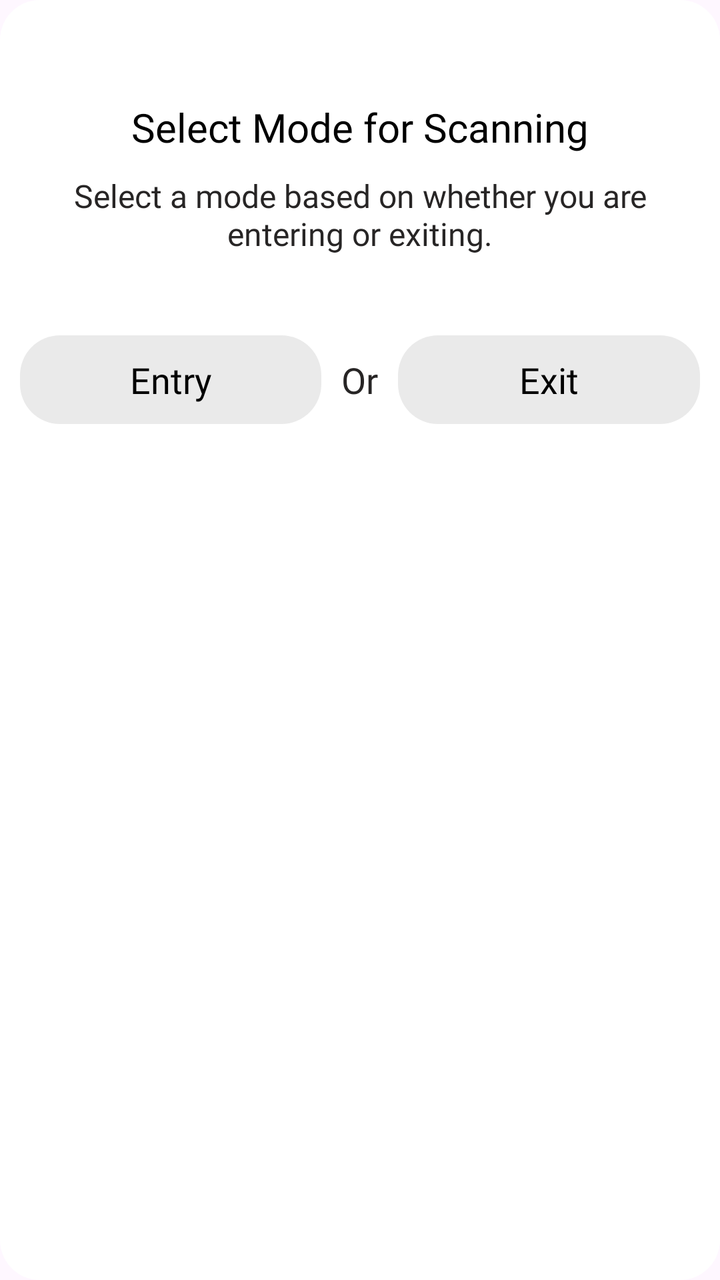
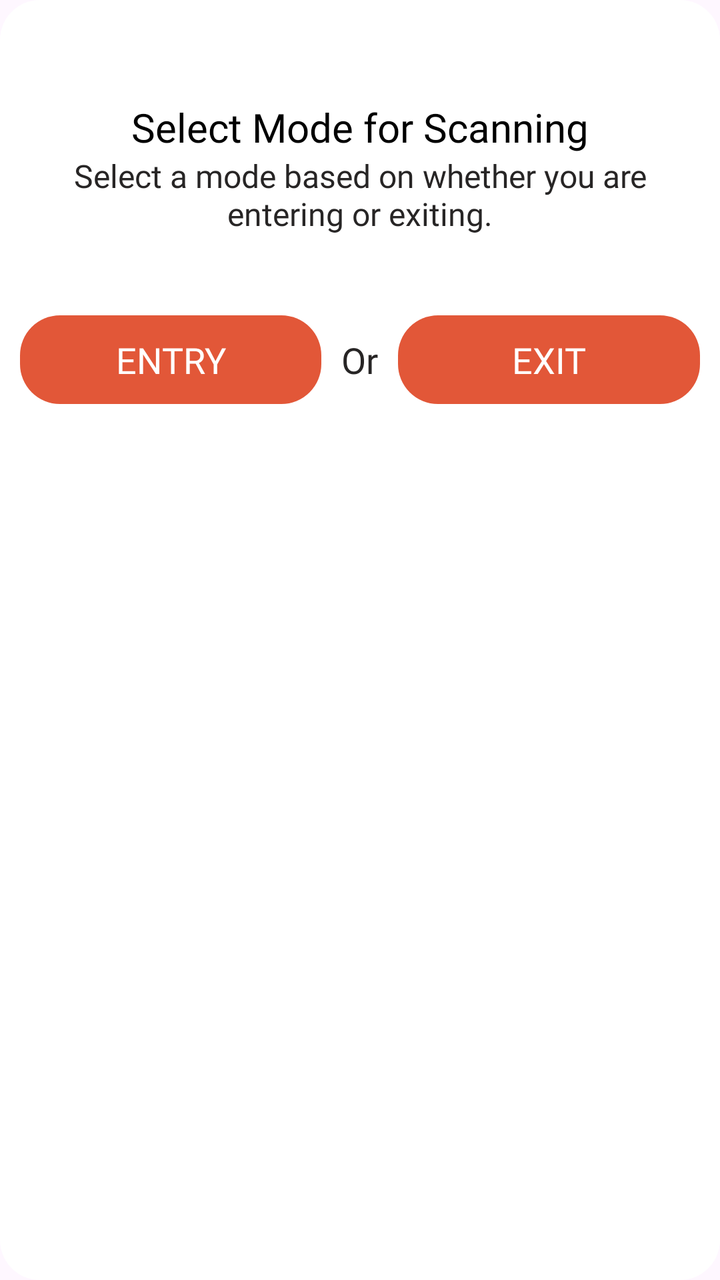

An Android layout rendered at two revisions. The XML below is the earlier revision; the diff shows what the commit changed to produce the second picture.
<!-- AndroidManifest.xml: application theme Theme.LSPalmAttendance -->
<!-- res/layout/entry_type_dialog.xml -->
<?xml version="1.0" encoding="utf-8"?>
<androidx.constraintlayout.widget.ConstraintLayout xmlns:android="http://schemas.android.com/apk/res/android"
    xmlns:app="http://schemas.android.com/apk/res-auto"
    android:layout_width="match_parent"
    android:layout_height="wrap_content"
    android:background="@drawable/bg_white_20"
    android:orientation="vertical"
    android:padding="10dp">

    <LinearLayout
        android:layout_width="match_parent"
        android:layout_height="match_parent"
        android:orientation="vertical"
        app:layout_constraintBottom_toBottomOf="parent"
        app:layout_constraintEnd_toEndOf="parent"
        app:layout_constraintStart_toStartOf="parent"
        app:layout_constraintTop_toTopOf="parent">

        <TextView
            android:layout_width="match_parent"
            android:layout_height="wrap_content"
            android:layout_marginTop="40dp"
            android:fontFamily="@font/montserrat_semi_bold"
            android:gravity="center"
            android:text="@string/select_mode_for_scanning_title"
            android:textColor="@color/black"
            android:textSize="20sp" />

        <TextView
            android:layout_width="match_parent"
            android:layout_height="wrap_content"
            android:layout_marginTop="10dp"
            android:fontFamily="@font/montserrat_regular"
            android:gravity="center"
            android:text="@string/select_mode_for_scanning_desc"
            android:textColor="@color/light_black"
            android:textSize="16sp" />

        <LinearLayout
            android:layout_width="match_parent"
            android:layout_height="wrap_content"
            android:layout_marginTop="40dp"
            android:gravity="center"
            android:orientation="horizontal">

            <TextView
                android:id="@+id/tvEntry"
                android:layout_width="0dp"
                android:layout_height="wrap_content"
                android:layout_weight="1"
                android:background="@drawable/ripple_effect_gray_20"
                android:fontFamily="@font/montserrat_semi_bold"
                android:gravity="center"
                android:padding="10dp"
                android:text="@string/entry"
                android:textColor="@color/black"
                android:textSize="18sp" />

            <TextView
                android:layout_width="wrap_content"
                android:layout_height="wrap_content"
                android:layout_margin="10dp"
                android:fontFamily="@font/montserrat_regular"
                android:gravity="center"
                android:text="@string/or"
                android:textColor="@color/light_black"
                android:textSize="18sp" />

            <TextView
                android:id="@+id/tvExit"
                android:layout_width="0dp"
                android:layout_height="wrap_content"
                android:layout_weight="1"
                android:background="@drawable/ripple_effect_gray_20"
                android:fontFamily="@font/montserrat_semi_bold"
                android:gravity="center"
                android:padding="10dp"
                android:text="@string/exit"
                android:textColor="@color/black"
                android:textSize="18sp" />
        </LinearLayout>
    </LinearLayout>
</androidx.constraintlayout.widget.ConstraintLayout>
<!-- resources referenced by this layout -->
<resources>
  <color name="black">#FF000000</color>
  <color name="light_black">#272525</color>
  <!-- drawable bg_white_20 (drawable) -->
  <?xml version="1.0" encoding="utf-8"?>
  <shape xmlns:android="http://schemas.android.com/apk/res/android">
      <solid android:color="@color/white" />
      <corners android:radius="20dp" />
  </shape>
  <!-- drawable ripple_effect_gray_20 (drawable) -->
  <?xml version="1.0" encoding="utf-8"?>
  <ripple xmlns:android="http://schemas.android.com/apk/res/android"
      android:color="@color/gray">
  
      <item android:id="@android:id/mask">
          <shape android:shape="rectangle">
              <solid android:color="@color/thin_gray" />
              <corners android:radius="20dp" />
          </shape>
      </item>
  
      <item android:drawable="@drawable/bg_thin_gray_20" />
  </ripple>
  <string name="entry">Entry</string>
  <string name="exit">Exit</string>
  <string name="or">Or</string>
  <string name="select_mode_for_scanning_desc">Select a mode based on whether you are entering or exiting.</string>
  <string name="select_mode_for_scanning_title">Select Mode for Scanning</string>
  <style name="Theme.LSPalmAttendance" parent="Base.Theme.LSPalmAttendance" />
  <color name="white">#FFFFFFFF</color>
  <color name="gray">#838282</color>
  <color name="thin_gray">#EAEAEA</color>
  <!-- drawable bg_thin_gray_20 (drawable) -->
  <?xml version="1.0" encoding="utf-8"?>
  <shape xmlns:android="http://schemas.android.com/apk/res/android">
      <solid android:color="@color/thin_gray" />
      <corners android:radius="20dp" />
  </shape>
  <style name="Base.Theme.LSPalmAttendance" parent="Theme.Material3.DayNight.NoActionBar">
          
          
      </style>
</resources>

<!-- the commit's change to res/layout/entry_type_dialog.xml (unified diff, before → after) -->
@@ -29,7 +29,6 @@
         <TextView
             android:layout_width="match_parent"
             android:layout_height="wrap_content"
-            android:layout_marginTop="10dp"
             android:fontFamily="@font/montserrat_regular"
             android:gravity="center"
             android:text="@string/select_mode_for_scanning_desc"
@@ -48,12 +47,13 @@
                 android:layout_width="0dp"
                 android:layout_height="wrap_content"
                 android:layout_weight="1"
-                android:background="@drawable/ripple_effect_gray_20"
+                android:background="@drawable/ripple_effect_theme_orange_20"
                 android:fontFamily="@font/montserrat_semi_bold"
                 android:gravity="center"
                 android:padding="10dp"
                 android:text="@string/entry"
-                android:textColor="@color/black"
+                android:textAllCaps="true"
+                android:textColor="@color/white"
                 android:textSize="18sp" />
 
             <TextView
@@ -71,12 +71,13 @@
                 android:layout_width="0dp"
                 android:layout_height="wrap_content"
                 android:layout_weight="1"
-                android:background="@drawable/ripple_effect_gray_20"
+                android:background="@drawable/ripple_effect_theme_orange_20"
                 android:fontFamily="@font/montserrat_semi_bold"
                 android:gravity="center"
                 android:padding="10dp"
                 android:text="@string/exit"
-                android:textColor="@color/black"
+                android:textAllCaps="true"
+                android:textColor="@color/white"
                 android:textSize="18sp" />
         </LinearLayout>
     </LinearLayout>
<!-- resource entries referenced after the edit -->
@@ -8,19 +8,19 @@
       <solid android:color="@color/white" />
       <corners android:radius="20dp" />
   </shape>
-  <!-- drawable ripple_effect_gray_20 (drawable) -->
+  <!-- drawable ripple_effect_theme_orange_20 (drawable) -->
   <?xml version="1.0" encoding="utf-8"?>
   <ripple xmlns:android="http://schemas.android.com/apk/res/android"
-      android:color="@color/gray">
+      android:color="@color/theme_saffron">
   
       <item android:id="@android:id/mask">
           <shape android:shape="rectangle">
-              <solid android:color="@color/thin_gray" />
+              <solid android:color="@color/theme_orange" />
               <corners android:radius="20dp" />
           </shape>
       </item>
   
-      <item android:drawable="@drawable/bg_thin_gray_20" />
+      <item android:drawable="@drawable/bg_theme_orange_20" />
   </ripple>
   <string name="entry">Entry</string>
   <string name="exit">Exit</string>
@@ -28,15 +28,15 @@
   <string name="select_mode_for_scanning_desc">Select a mode based on whether you are entering or exiting.</string>
   <string name="select_mode_for_scanning_title">Select Mode for Scanning</string>
   <style name="Theme.LSPalmAttendance" parent="Base.Theme.LSPalmAttendance" />
-  <color name="white">#FFFFFFFF</color>
-  <color name="gray">#838282</color>
-  <color name="thin_gray">#EAEAEA</color>
-  <!-- drawable bg_thin_gray_20 (drawable) -->
+  <color name="theme_saffron">#8b301b</color>
+  <color name="theme_orange">#e25738</color>
+  <!-- drawable bg_theme_orange_20 (drawable) -->
   <?xml version="1.0" encoding="utf-8"?>
   <shape xmlns:android="http://schemas.android.com/apk/res/android">
-      <solid android:color="@color/thin_gray" />
+      <solid android:color="@color/theme_orange" />
       <corners android:radius="20dp" />
   </shape>
+  <color name="white">#FFFFFFFF</color>
   <style name="Base.Theme.LSPalmAttendance" parent="Theme.Material3.DayNight.NoActionBar">
           
           
